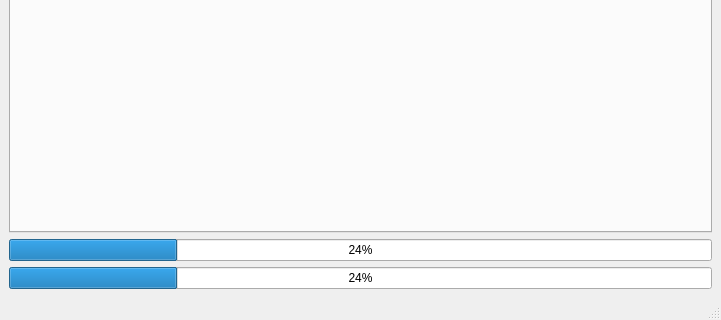
This is mods/mancha_urbana/mancha_urbana_base.ui in mmsprojects/gctools as Qt 5 draws it before an edit; both pictures show x 0 to 721 and y 238 to 558 of the 721 by 558 pixel window. The edited form follows.
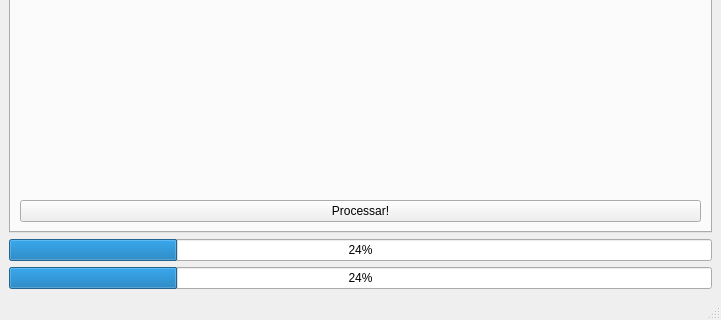
This is the edited form. Custom widgets are drawn as their Qt base class.

The edit to the form file:
```diff
--- a/mods/mancha_urbana/mancha_urbana_base.ui
+++ b/mods/mancha_urbana/mancha_urbana_base.ui
@@ -93,6 +93,13 @@
           </item>
          </layout>
         </item>
+        <item row="1" column="0">
+         <widget class="QPushButton" name="pb_processar">
+          <property name="text">
+           <string>Processar!</string>
+          </property>
+         </widget>
+        </item>
        </layout>
       </widget>
       <widget class="QWidget" name="tab_2">
```
